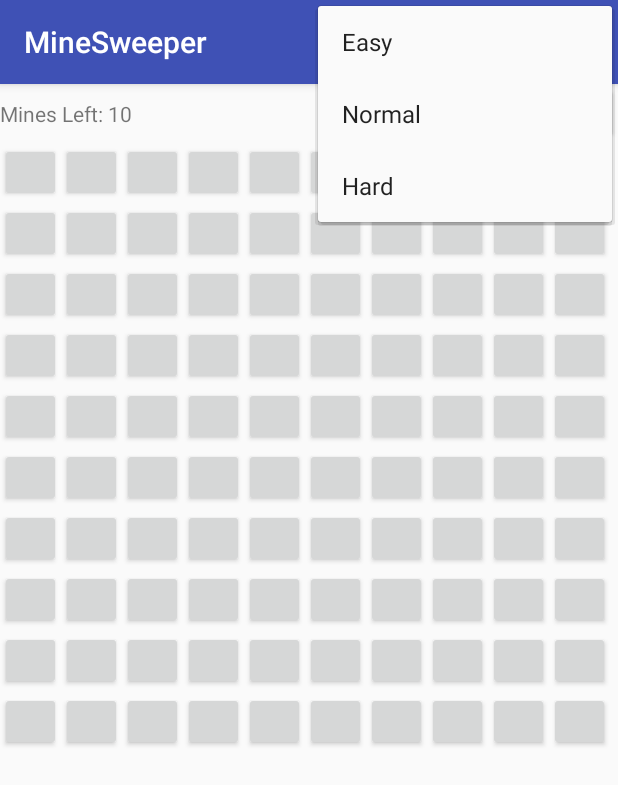
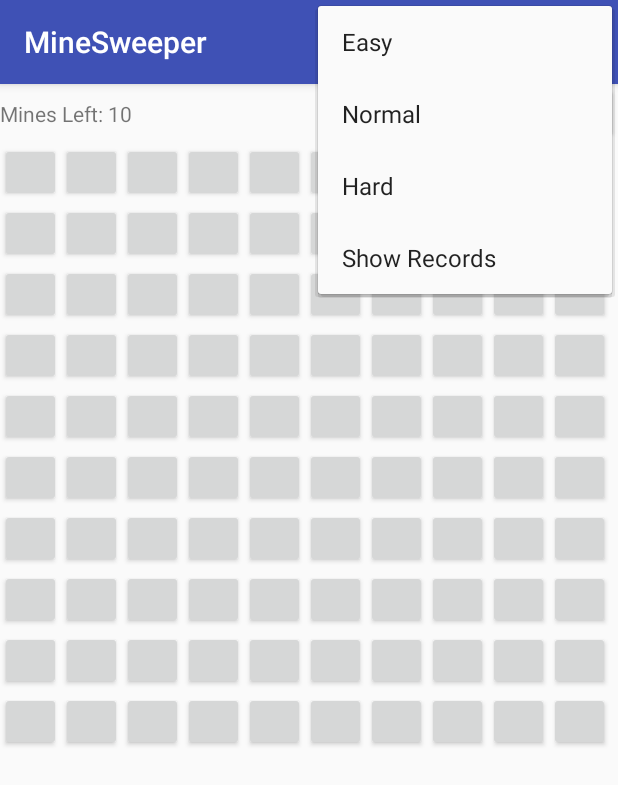
Before and after one commit to ori9933/MineSweeper, an Android app: the screen it shows after launch (MainActivity), with the options menu open, on a phone screen of 412 x 824 dp. Shown: the top 785 px of the screen. Run offline under Robolectric (Android 15) with nearby library versions, the phone set to English and light mode, and no system bars.

Commit message:
add score system and score table display

```diff
--- a/app/src/main/AndroidManifest.xml
+++ b/app/src/main/AndroidManifest.xml
@@ -18,6 +18,11 @@
                 <category android:name="android.intent.category.LAUNCHER" />
             </intent-filter>
         </activity>
+        <activity
+            android:name=".RecordsActivity"
+            android:label="@string/title_activity_records"
+            android:theme="@style/AppTheme.NoActionBar" >
+        </activity>
     </application>
 
 </manifest>
--- a/app/src/main/java/com/example/ori9933/minesweeper/MainActivity.java
+++ b/app/src/main/java/com/example/ori9933/minesweeper/MainActivity.java
@@ -9,6 +9,8 @@ import android.view.View;
 import android.view.Menu;
 import android.view.MenuItem;
 import android.widget.Button;
+import android.widget.EditText;
+import android.widget.LinearLayout;
 import android.widget.TextView;
 
 public class MainActivity extends AppCompatActivity implements IGameStatusListener {
@@ -16,6 +18,9 @@ public class MainActivity extends AppCompatActivity implements IGameStatusListen
     private TextView minesLeftTextView;
     private TextView gameStatusTextView;
     private GyroscopeSensorListener gyroscopeSensorListener;
+    private LinearLayout recordContainer;
+    private TextView scoreTextView;
+    private EditText nameTextInput;
 
     @Override
     protected void onCreate(Bundle savedInstanceState) {
@@ -26,6 +31,9 @@ public class MainActivity extends AppCompatActivity implements IGameStatusListen
 
         minesLeftTextView = (TextView) findViewById(R.id.mines_left_text);
         gameStatusTextView = (TextView) findViewById(R.id.game_status_text);
+        recordContainer = (LinearLayout) findViewById(R.id.record_container);
+        scoreTextView = (TextView) findViewById(R.id.score_text);
+        nameTextInput = (EditText) findViewById(R.id.name_text_input);
 
         GameManager.getInstance().register(this);
         gyroscopeSensorListener = new GyroscopeSensorListener((SensorManager) getSystemService(SENSOR_SERVICE));
@@ -36,6 +44,15 @@ public class MainActivity extends AppCompatActivity implements IGameStatusListen
             @Override
             public void onClick(View v) {
                 StartNewGame(true);
+            }
+        });
+
+        Button saveRecordButton = (Button)findViewById(R.id.save_record_button);
+        saveRecordButton.setOnClickListener(new View.OnClickListener() {
+            @Override
+            public void onClick(View v) {
+                recordContainer.setVisibility(View.GONE);
+                UserRecordsManager.SaveRecord(GameManager.getInstance().getLastScore(), nameTextInput.getText().toString());
             }
         });
     }
@@ -80,6 +97,7 @@ public class MainActivity extends AppCompatActivity implements IGameStatusListen
     }
 
     private void StartNewGame(boolean notify){
+        recordContainer.setVisibility(View.GONE);
         gyroscopeSensorListener.Reset();
         GameManager.getInstance().newGame(notify);
         gameStatusTextView.setText("");
@@ -94,5 +112,10 @@ public class MainActivity extends AppCompatActivity implements IGameStatusListen
     public void onGameOver(boolean isGameWon) {
         String message = isGameWon ? "Game Won!" : "Game Lost! :(";
         gameStatusTextView.setText(message);
+        int score = GameManager.getInstance().getLastScore();
+        if(isGameWon && UserRecordsManager.isNewHighScore(score)){
+            scoreTextView.setText("Congrats! Your score " + score + " is one of the highest scores!");
+            recordContainer.setVisibility(View.VISIBLE);
+        }
     }
 }
--- a/app/src/main/res/layout/activity_main.xml
+++ b/app/src/main/res/layout/activity_main.xml
@@ -22,7 +22,7 @@
             android:id="@+id/mines_left_text"
             android:layout_height="wrap_content"
             android:layout_centerVertical="true"
-            android:text="Mines left:" />
+            android:text="@string/mines_left" />
         <TextView
             android:layout_width="wrap_content"
             android:layout_height="wrap_content"
@@ -42,6 +42,41 @@
             />
     </RelativeLayout>
 
+    <LinearLayout
+        android:layout_width="wrap_content"
+        android:id="@+id/record_container"
+        android:layout_height="wrap_content" android:orientation="vertical" android:visibility="gone">
+
+        <TextView
+            android:layout_width="wrap_content"
+            android:layout_height="wrap_content" android:id="@+id/score_text"/>
+
+        <RelativeLayout
+            android:layout_width="wrap_content"
+            android:layout_height="wrap_content" android:orientation="horizontal">
+            <TextView
+                android:layout_width="wrap_content"
+                android:id="@+id/name_text"
+                android:layout_height="wrap_content"
+                android:layout_centerVertical="true"
+                android:text="Name:" />
+
+            <EditText
+                android:layout_toRightOf="@+id/name_text"
+                android:id="@+id/name_text_input"
+                android:layout_width="wrap_content"
+                android:width="125dp"
+                android:layout_height="wrap_content" android:minHeight="20dp"/>
+
+            <Button
+                android:id="@+id/save_record_button"
+                android:layout_width="wrap_content"
+                android:layout_height="wrap_content" android:layout_toRightOf="@+id/name_text_input"
+                android:text="Save Record"
+                android:minHeight="20dp"/>
+
+        </RelativeLayout>
+    </LinearLayout>
 
     <fragment
         android:name="com.example.ori9933.minesweeper.GridFragment"
--- a/app/src/main/res/menu/menu_main.xml
+++ b/app/src/main/res/menu/menu_main.xml
@@ -7,4 +7,6 @@
         android:orderInCategory="100" app:showAsAction="never" />
     <item android:id="@+id/action_level_hard" android:title="@string/menu_hard"
         android:orderInCategory="100" app:showAsAction="never" />
+    <item android:id="@+id/action_showRecordsView" android:title="@string/show_records"
+        android:orderInCategory="100" app:showAsAction="never" />
 </menu>
--- a/app/src/main/res/values/strings.xml
+++ b/app/src/main/res/values/strings.xml
@@ -8,4 +8,7 @@
     <string name="menu_normal">Normal</string>
     <string name="menu_hard">Hard</string>
     <string name="new_game">New Game</string>
+    <string name="title_activity_records">RecordsActivity</string>
+    <string name="show_records">Show Records</string>
+    <string name="mines_left">Mines left:</string>
 </resources>
```
Also changed, not shown: app/src/main/java/com/example/ori9933/minesweeper/GameManager.java (+26 -1 lines), app/src/main/java/com/example/ori9933/minesweeper/PagerAdapter.java (added, +35 -0 lines), app/src/main/java/com/example/ori9933/minesweeper/Record.java (added, +26 -0 lines), app/src/main/java/com/example/ori9933/minesweeper/RecordsActivity.java (added, +50 -0 lines), app/src/main/java/com/example/ori9933/minesweeper/UserRecordsManager.java (added, +29 -0 lines), app/src/main/java/com/example/ori9933/minesweeper/tab_Map.java (added, +28 -0 lines), app/src/main/java/com/example/ori9933/minesweeper/tab_Table.java (added, +63 -0 lines), app/src/main/res/layout/activity_records.xml (added, +25 -0 lines), app/src/main/res/layout/content_records.xml (added, +13 -0 lines), app/src/main/res/layout/fragment_tab__map.xml (added, +14 -0 lines), app/src/main/res/layout/fragment_tab__table.xml (added, +29 -0 lines).
